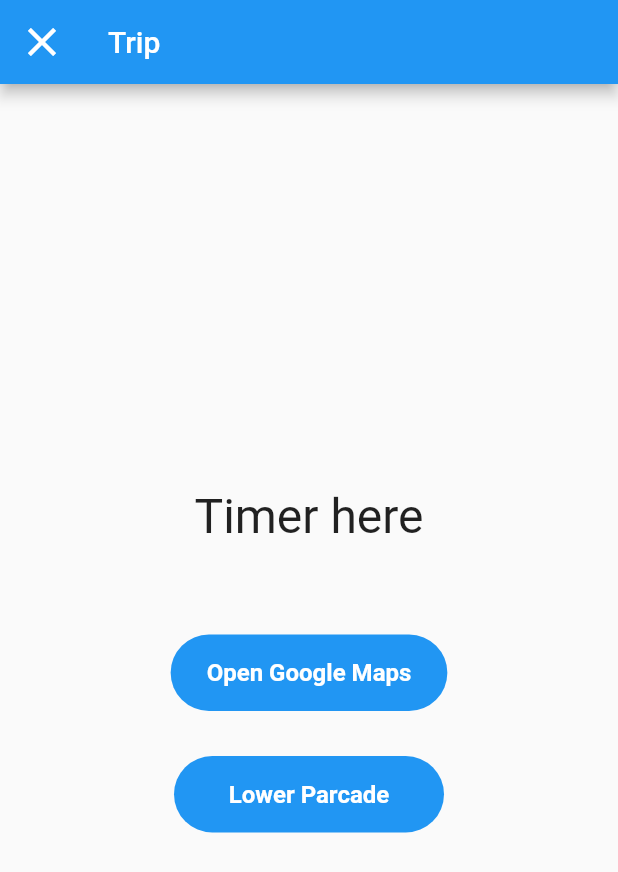
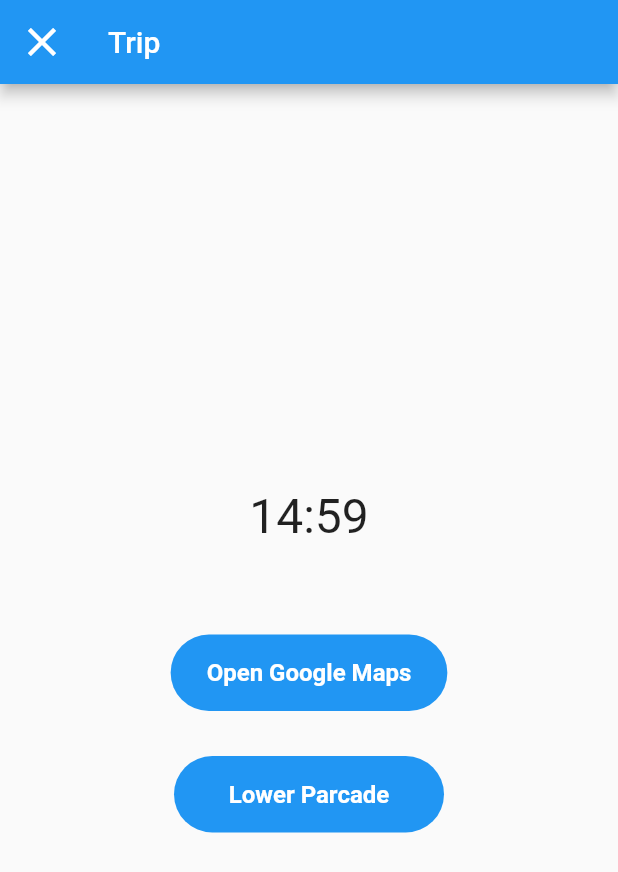
Before and after one commit to zero-based/SCH2019, a Flutter app: the TripScreen screen opened directly, after a tap on "Lower Parcade", on a phone screen of 412 x 824 dp. Shown: the top 872 px of the screen. Run offline on Flutter 3.47's test engine with Material 2 defaults, Android fonts, the phone set to English and light mode, and no system bars; our stand-ins replace bloc, cloud_firestore, equatable, firebase_auth, flutter_bloc, google_maps_flutter and 2 more; accounts and stored records are empty.

Commit message:
[PARC] Add Timer BLoC

```diff
--- /dev/null
+++ b/parc/lib/blocs/timer_bloc/bloc.dart
@@ -0,0 +1,3 @@
+export '../timer_bloc/timer_bloc.dart';
+export '../timer_bloc/timer_event.dart';
+export '../timer_bloc/timer_state.dart';
--- /dev/null
+++ b/parc/lib/blocs/timer_bloc/timer_bloc.dart
@@ -0,0 +1,62 @@
+import 'dart:async';
+import 'package:bloc/bloc.dart';
+import '../../models/ticker.dart';
+import 'bloc.dart';
+
+class TimerBloc extends Bloc<TimerEvent, TimerState> {
+  final Ticker _ticker;
+  final int _duration = 15*60;
+
+  StreamSubscription<int> _tickerSubscription;
+
+  TimerBloc(Ticker ticker)
+      : assert(ticker != null),
+        _ticker = ticker;
+
+  @override
+  TimerState get initialState => Ready(_duration);
+
+  @override
+  void onTransition(Transition<TimerEvent, TimerState> transition) {
+    super.onTransition(transition);
+    print(transition);
+  }
+
+  @override
+  Stream<TimerState> mapEventToState(
+    TimerEvent event,
+  ) async* {
+    if (event is Start) {
+      yield* _mapStartToState(event);
+    } else if (event is Reset) {
+      yield* _mapResetToState(event);
+    } else if (event is Tick) {
+      yield* _mapTickToState(event);
+    }
+  }
+
+ /* @override
+  void dispose() {
+    _tickerSubscription?.cancel();
+    super.dispose();
+  }*/
+
+  Stream<TimerState> _mapStartToState(Start start) async* {
+    yield Running(start.duration);
+    _tickerSubscription?.cancel();
+    _tickerSubscription = _ticker.tick(ticks: start.duration).listen(
+      (duration) {
+        add(Tick(duration: duration));
+      },
+    );
+  }
+
+  Stream<TimerState> _mapResetToState(Reset reset) async* {
+    _tickerSubscription?.cancel();
+    yield Ready(_duration);
+  }
+
+  Stream<TimerState> _mapTickToState(Tick tick) async* {
+    yield tick.duration > 0 ? Running(tick.duration) : Finished();
+  }
+}
--- /dev/null
+++ b/parc/lib/blocs/timer_bloc/timer_event.dart
@@ -0,0 +1,36 @@
+import 'package:equatable/equatable.dart';
+import 'package:meta/meta.dart';
+
+@immutable
+abstract class TimerEvent extends Equatable {
+  TimerEvent();
+  @override
+  List<int> get props => [];
+}
+
+class Start extends TimerEvent {
+  final int duration;
+
+  Start({this.duration});
+  @override
+  List<int> get props => [duration];
+
+  @override
+  String toString() => "Start { duration: $duration }";
+}
+
+class Reset extends TimerEvent {
+  @override
+  String toString() => "Reset";
+}
+
+class Tick extends TimerEvent {
+  final int duration;
+
+  Tick({this.duration});
+  @override
+  List<int> get props => [duration];
+
+  @override
+  String toString() => "Tick { duration: $duration }";
+}
--- /dev/null
+++ b/parc/lib/blocs/timer_bloc/timer_state.dart
@@ -0,0 +1,34 @@
+import 'package:equatable/equatable.dart';
+import 'package:meta/meta.dart';
+
+@immutable
+abstract class TimerState extends Equatable {
+  final int duration;
+
+  TimerState(this.duration);
+  @override
+  List<int> get props => [duration];
+
+}
+
+class Ready extends TimerState {
+  Ready(int duration) : super(duration);
+
+  @override
+  String toString() => 'Ready { duration: $duration }';
+}
+
+
+class Running extends TimerState {
+  Running(int duration) : super(duration);
+
+  @override
+  String toString() => 'Running { duration: $duration }';
+}
+
+class Finished extends TimerState {
+  Finished() : super(0);
+
+  @override
+  String toString() => 'Finished';
+}
--- a/parc/lib/main.dart
+++ b/parc/lib/main.dart
@@ -1,6 +1,7 @@
 import 'package:bloc/bloc.dart';
 import 'package:flutter/material.dart';
 import 'package:flutter_bloc/flutter_bloc.dart';
+import 'package:parc/screens/trip_screen.dart';
 
 import 'blocs/authentication_bloc/bloc.dart';
 import 'screens/home_screen.dart';
@@ -28,7 +29,7 @@ class App extends StatelessWidget {
           if (state is Unauthenticated) {
             return SignInScreen();
           } else if (state is Authenticated) {
-            return HomeScreen(state.user);
+            return TripScreen();
           } else {
             return SplashScreen();
           }
--- /dev/null
+++ b/parc/lib/models/ticker.dart
@@ -0,0 +1,6 @@
+class Ticker {
+  Stream<int> tick({int ticks}) {
+    return Stream.periodic(Duration(seconds: 1), (x) => ticks - x - 1)
+        .take(ticks);
+  }
+}
--- a/parc/lib/screens/trip_screen.dart
+++ b/parc/lib/screens/trip_screen.dart
@@ -1,16 +1,31 @@
 import 'package:flutter/material.dart';
+import 'package:flutter_bloc/flutter_bloc.dart';
+import 'package:parc/blocs/timer_bloc/bloc.dart';
+import 'package:parc/models/ticker.dart';
 import 'package:url_launcher/url_launcher.dart';
-
 import '../widgets/rounded_button.dart';
 
-class TripScreen extends StatefulWidget {
+class TripScreen extends StatelessWidget {
+  @override
+  Widget build(BuildContext context) {
+    return Scaffold(
+      body: BlocProvider<TimerBloc>(
+        create: (context) => TimerBloc(Ticker()),
+        child: _TripScreen(),
+      ),
+    );
+  }
+}
+
+class _TripScreen extends StatefulWidget {
   @override
   _TripScreenState createState() => _TripScreenState();
 }
 
-class _TripScreenState extends State<TripScreen> {
+class _TripScreenState extends State<_TripScreen> {
   @override
   Widget build(BuildContext context) {
+    final TimerBloc _timerBloc = BlocProvider.of<TimerBloc>(context);
     return Scaffold(
       appBar: AppBar(
         title: Text("Trip"),
@@ -19,25 +34,35 @@ class _TripScreenState extends State<TripScreen> {
           Icons.close,
           color: Colors.white,
           size: 32,
-        )),
+        ), onPressed: () => _timerBloc.add(Reset()),),
       ),
       body: Center(
         child: Column(
           mainAxisAlignment: MainAxisAlignment.center,
           crossAxisAlignment: CrossAxisAlignment.center,
           children: <Widget>[
-            Text(
-              'Timer here',
-              style: TextStyle(fontSize: 32),
+            BlocBuilder(
+              bloc: _timerBloc,
+              builder: (context, state) {
+                final String minutesStr = ((state.duration / 60) % 60)
+                    .floor()
+                    .toString()
+                    .padLeft(2, '0');
+                final String secondsStr =
+                    (state.duration % 60).floor().toString().padLeft(2, '0');
+                return Text(
+                  '$minutesStr:$secondsStr',
+                  style: TextStyle(fontSize: 32),
+                );
+              },
             ),
             SizedBox(height: 60),
             RoundedButton(text: 'Open Google Maps', onPressed: _launchURL),
             SizedBox(height: 30),
             RoundedButton(
                 text: 'Lower Parcade',
-                onPressed: () {
-                  print('Presses');
-                }),
+                onPressed: () => _timerBloc.add(Start(duration: 15*60)),
+                ),
           ],
         ),
       ),
```
Also changed, not shown: parc/pubspec.lock.
